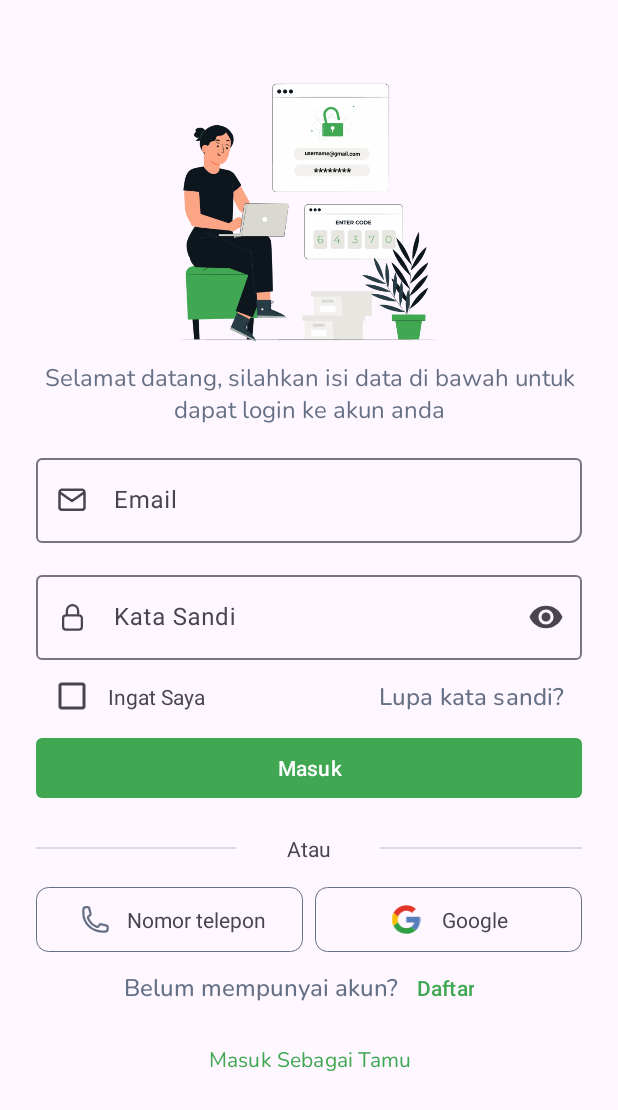
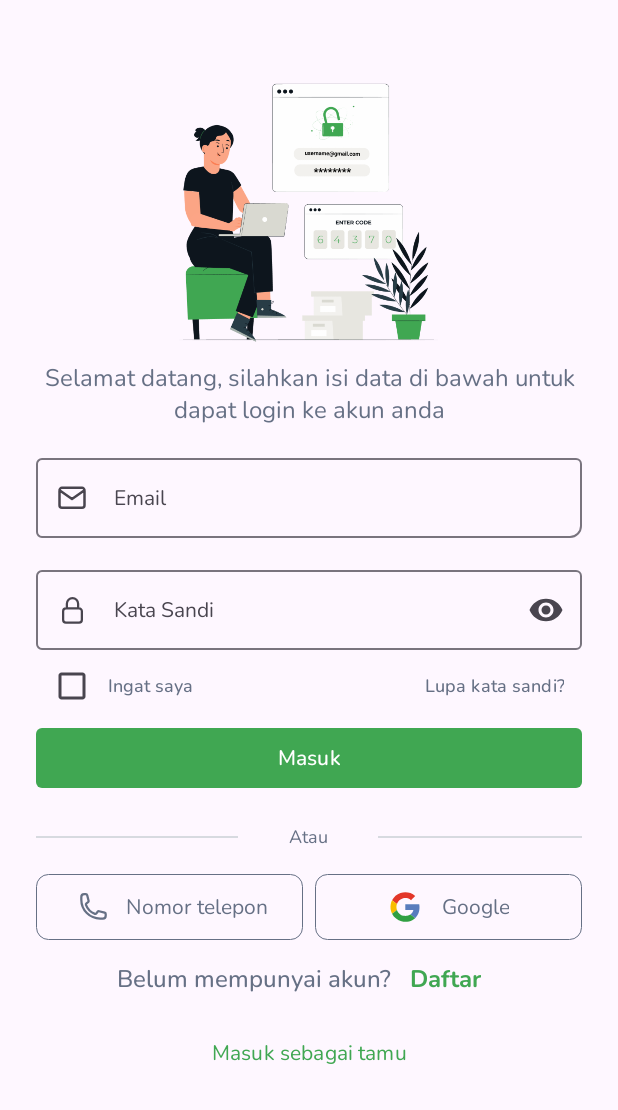
Before and after one commit to DenFadhli/IniDesaku, an Android app: the screen it shows after launch (MainActivity), after a tap on "Masuk", on a phone screen of 412 x 824 dp. Shown: the top 1110 px of the screen. Run offline under Robolectric (Android 15) with nearby library versions, the phone set to English and light mode, and no system bars.

Commit message:
add TextStyle

```diff
--- a/app/src/main/res/layout/fragment_login.xml
+++ b/app/src/main/res/layout/fragment_login.xml
@@ -36,8 +36,8 @@
         android:layout_height="wrap_content"
         android:layout_marginTop="16dp"
         android:hint="@string/email"
+        app:boxCornerRadiusBottomEnd="8dp"
         app:layout_constraintEnd_toEndOf="@id/textCaptionLogin"
-        app:boxCornerRadiusBottomEnd="8dp"
         app:layout_constraintStart_toStartOf="@id/textCaptionLogin"
         app:layout_constraintTop_toBottomOf="@id/textCaptionLogin"
         app:startIconDrawable="@drawable/email_icon">
@@ -46,6 +46,7 @@
             android:id="@+id/textLogin"
             android:layout_width="match_parent"
             android:layout_height="wrap_content"
+            style="@style/Theme.IniDesakuBeta.TextView.Regular14.400"
             android:inputType="textEmailAddress" />
     </com.google.android.material.textfield.TextInputLayout>
 
@@ -64,6 +65,7 @@
 
         <com.google.android.material.textfield.TextInputEditText
             android:id="@+id/textPassword"
+            style="@style/Theme.IniDesakuBeta.TextView.Regular14.400"
             android:layout_width="match_parent"
             android:layout_height="wrap_content"
             android:inputType="textPassword" />
@@ -79,9 +81,9 @@
 
     <com.google.android.material.textview.MaterialTextView
         android:id="@+id/textRemember"
+        style="@style/Theme.IniDesakuBeta.Text.Medium.12sp"
         android:layout_width="wrap_content"
         android:layout_height="wrap_content"
-        style=""
         android:text="@string/ingat_saya"
         app:layout_constraintBottom_toBottomOf="@id/checkBoxRemember"
         app:layout_constraintStart_toEndOf="@id/checkBoxRemember"
@@ -89,9 +91,8 @@
 
     <com.google.android.material.button.MaterialButton
         android:id="@+id/btnForgotPassword"
-        style="@style/Theme.IniDesakuBeta.ButtonText.TextCaption"
+        style="@style/Theme.IniDesakuBeta.ButtonText.Medium12.500"
         android:layout_width="wrap_content"
-        android:textStyle=""
         android:layout_height="wrap_content"
         android:text="@string/lupa_kata_sandi"
         android:textAlignment="textEnd"
@@ -101,6 +102,7 @@
 
     <com.google.android.material.button.MaterialButton
         android:id="@+id/btnLogin"
+        style="@style/Theme.IniDesakuBeta.Button."
         android:layout_width="0dp"
         android:layout_height="wrap_content"
         android:text="@string/masuk"
@@ -131,6 +133,7 @@
 
         <TextView
             android:id="@+id/tvOr"
+            style="@style/Theme.IniDesakuBeta.TextView.Regular12.400"
             android:layout_width="wrap_content"
             android:layout_height="wrap_content"
             android:layout_weight="1"
@@ -175,6 +178,7 @@
 
         <TextView
             android:id="@+id/tvPhoneButton"
+            style="@style/Theme.IniDesakuBeta.TextView.Regular14.600"
             android:layout_width="wrap_content"
             android:layout_height="wrap_content"
             android:layout_gravity="center_vertical"
@@ -209,6 +213,7 @@
 
         <TextView
             android:id="@+id/tvGoogleButton"
+            style="@style/Theme.IniDesakuBeta.TextView.Regular14.600"
             android:layout_width="wrap_content"
             android:layout_height="wrap_content"
             android:layout_gravity="center_vertical"
@@ -221,11 +226,11 @@
         android:id="@+id/layoutDaftar"
         android:layout_width="0dp"
         android:layout_height="wrap_content"
+        android:gravity="center_horizontal"
         android:orientation="horizontal"
-        android:gravity="center_horizontal"
-        app:layout_constraintTop_toBottomOf="@id/btnLoginPhone"
+        app:layout_constraintEnd_toEndOf="@id/btnGoogleLogin"
         app:layout_constraintStart_toStartOf="@id/btnLoginPhone"
-        app:layout_constraintEnd_toEndOf="@id/btnGoogleLogin">
+        app:layout_constraintTop_toBottomOf="@id/btnLoginPhone">
 
 
         <TextView
@@ -238,14 +243,13 @@
 
         <com.google.android.material.button.MaterialButton
             android:id="@+id/btnDaftar"
-            style="@style/Widget.Material3.Button.IconButton"
+            style="@style/Theme.IniDesakuBeta.IconButtonText.Bold16.700"
             android:layout_width="wrap_content"
             android:layout_height="wrap_content"
+            android:layout_marginStart="8dp"
             android:paddingStart="0dp"
-            android:layout_marginStart="8dp"
             android:text="@string/daftar"
             android:textAlignment="center" />
-
 
     </LinearLayout>
 
@@ -255,9 +259,9 @@
         style="@style/Widget.Material3.Button.TextButton"
         android:layout_width="0dp"
         android:layout_height="wrap_content"
+        android:fontFamily="@font/nunito_regular"
         android:text="@string/masuk_sebagai_tamu"
         android:textAllCaps="false"
-        android:fontFamily="@font/nunito_regular"
         android:textSize="14sp"
         app:iconPadding="0dp"
         app:layout_constraintEnd_toEndOf="@id/layoutDaftar"
--- a/app/src/main/res/values/strings.xml
+++ b/app/src/main/res/values/strings.xml
@@ -11,7 +11,7 @@
     <string name="testing">asdfasdf</string>
     <string name="email">Email</string>
     <string name="kata_sandi">Kata Sandi</string>
-    <string name="ingat_saya">Ingat Saya</string>
+    <string name="ingat_saya">Ingat saya</string>
     <string name="lupa_kata_sandi">Lupa kata sandi?</string>
     <string name="masuk">Masuk</string>
     <string name="atau">Atau</string>
@@ -92,7 +92,7 @@
     <string name="title_of_content">Title of content</string>
     <string name="popular_now">Popular now</string>
     <string name="daftar">Daftar</string>
-    <string name="masuk_sebagai_tamu">Masuk Sebagai Tamu</string>
+    <string name="masuk_sebagai_tamu">Masuk sebagai tamu</string>
     <string name="selamat_datang_login">Selamat datang, silahkan isi data di bawah untuk dapat login ke akun anda</string>
     <string name="google">Google</string>
     <string name="belum_mempunyai_akun">Belum mempunyai akun?</string>
--- a/app/src/main/res/values/style.xml
+++ b/app/src/main/res/values/style.xml
@@ -55,11 +55,56 @@
         <item name="android:fontFamily">@font/nunito_medium</item>
     </style>
 
-    <style name="Theme.IniDesakuBeta.ButtonText.TextCaption" parent="Widget.Material3.Button.TextButton">
-        <item name="android:textSize">16sp</item>
+    <style name="Theme.IniDesakuBeta.Text.Medium.12sp" parent="Widget.MaterialComponents.TextView">
+        <item name="android:textSize">12sp</item>
         <item name="android:textColor">?attr/colorOnBackground</item>
         <item name="android:fontFamily">@font/nunito_medium</item>
     </style>
+
+    <style name="Theme.IniDesakuBeta.TextView.Regular12.400" parent="Widget.MaterialComponents.TextView">
+        <item name="android:textSize">12sp</item>
+        <item name="android:textColor">?attr/colorOnBackground</item>
+        <item name="android:fontFamily">@font/nunito_regular</item>
+        <item name="android:fontWeight">400</item>
+    </style>
+
+    <style name="Theme.IniDesakuBeta.TextView.Regular14.600" parent="Widget.MaterialComponents.TextView">
+        <item name="android:textSize">14sp</item>
+        <item name="android:textColor">?attr/colorOnBackground</item>
+        <item name="android:fontFamily">@font/nunito_regular</item>
+        <item name="android:fontWeight">600</item>
+    </style>
+
+    <style name="Theme.IniDesakuBeta.TextView.Regular14.400" parent="Widget.MaterialComponents.TextView">
+        <item name="android:textSize">14sp</item>
+        <item name="android:textColor">?attr/colorOnBackground</item>
+        <item name="android:fontFamily">@font/nunito_regular</item>
+        <item name="android:fontWeight">400</item>
+    </style>
+
+
+
+
+
+
+    <style name="Theme.IniDesakuBeta.IconButtonText.Bold16.700" parent="Widget.Material3.Button.IconButton">
+        <item name="android:textSize">16sp</item>
+        <item name="android:textColor">?attr/colorPrimary</item>
+        <item name="android:fontFamily">@font/nunito_bold</item>
+    </style>
+
+    <style name="Theme.IniDesakuBeta.ButtonText.Medium12.500" parent="Widget.Material3.Button.TextButton">
+        <item name="android:textSize">12sp</item>
+        <item name="android:textColor">?attr/colorOnBackground</item>
+        <item name="android:fontFamily">@font/nunito_medium</item>
+        <item name="android:fontWeight">500</item>
+    </style>
+
+    <style name="Theme.IniDesakuBeta.Button." parent="Widget.Material3.Button">
+        <item name="android:fontFamily">@font/nunito_medium</item>
+        <item name="android:fontWeight">600</item>
+    </style>
+
 
     <style name="customImageView8Percent" parent="">
         <item name="cornerFamily">rounded</item>
```
